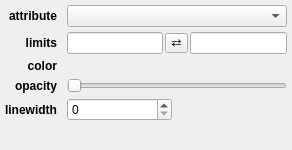
Before: the Qt Designer form glue/viewers/profile/qt/layer_style_editor.ui in glue-viz/glue, drawn with Qt 5.
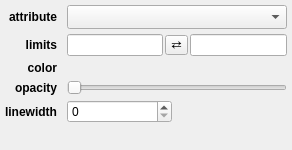
After: the same form once the commit is applied. Custom widgets are drawn as their Qt base class.

What changed in the file:
```diff
--- a/glue/viewers/profile/qt/layer_style_editor.ui
+++ b/glue/viewers/profile/qt/layer_style_editor.ui
@@ -190,7 +190,7 @@
    <item row="0" column="1" colspan="2">
     <widget class="QComboBox" name="combosel_attribute">
       <property name="sizeAdjustPolicy">
-       <enum>QComboBox::AdjustToMinimumContentsLength</enum>
+       <enum>QComboBox::AdjustToMinimumContentsLengthWithIcon</enum>
       </property>
     </widget>
    </item>
```
